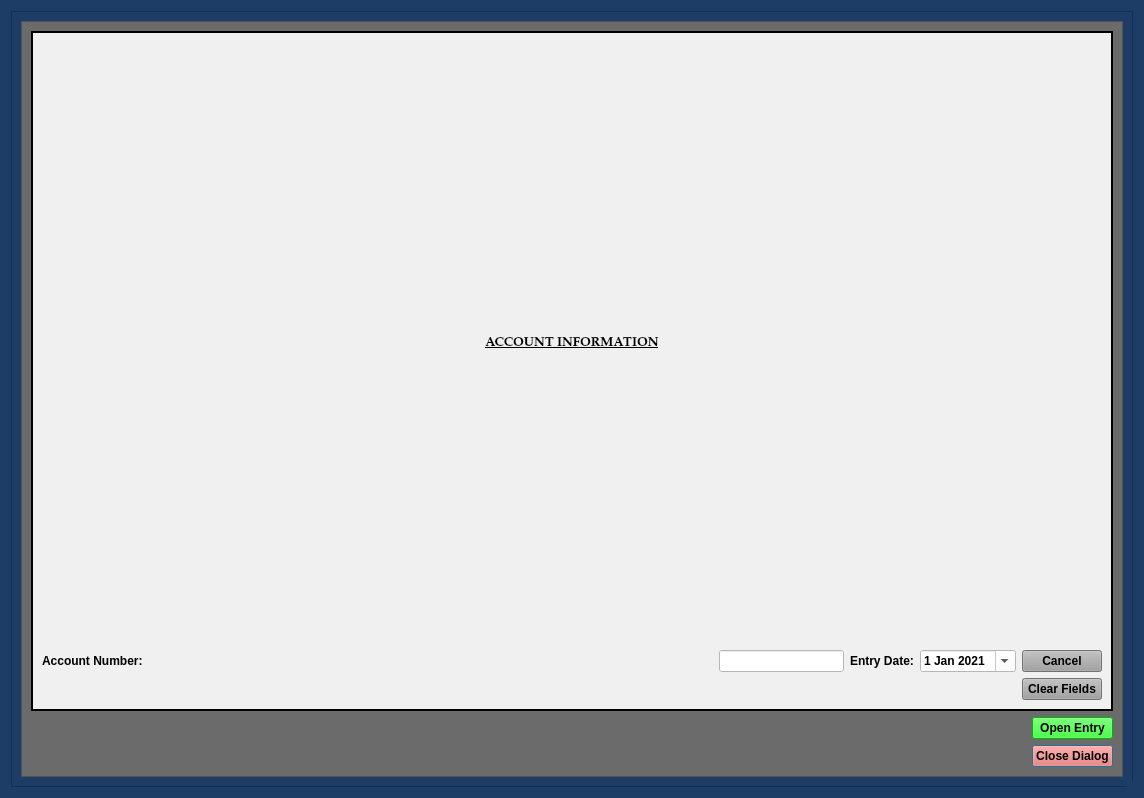
Old version of the form munientry/views/ui/AdminFiscalDialog.ui in the repository HunterProgram22/MuniEntry.
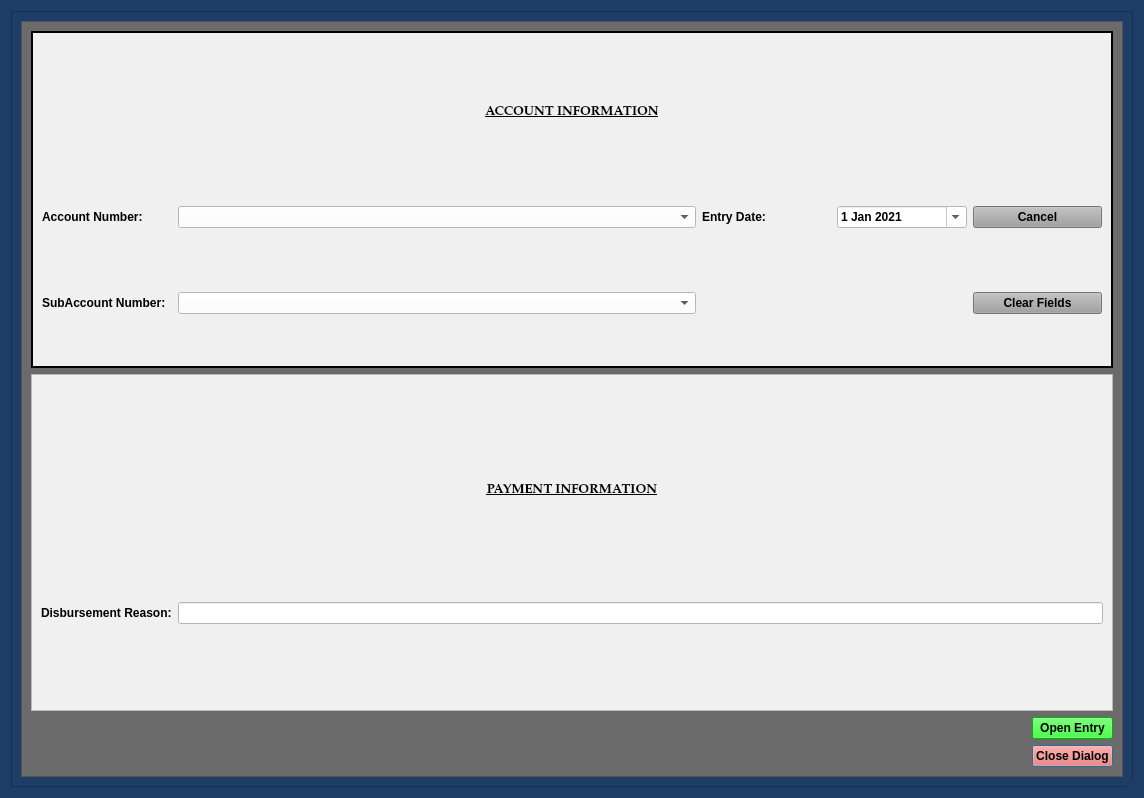
New version of the form. Custom widgets are drawn as their Qt base class.

Commit message: Adding and wiring up more admin fiscal functions.

The edit to the form file:
```diff
--- a/munientry/views/ui/AdminFiscalDialog.ui
+++ b/munientry/views/ui/AdminFiscalDialog.ui
@@ -214,7 +214,10 @@
             <property name="lineWidth">
              <number>2</number>
             </property>
-            <layout class="QGridLayout" name="gridLayout" columnstretch="1,0,0,0,0">
+            <layout class="QGridLayout" name="gridLayout" columnstretch="1,4,1,1,1">
+             <property name="verticalSpacing">
+              <number>24</number>
+             </property>
              <item row="2" column="4">
               <widget class="QPushButton" name="clear_fields_case_Button">
                <property name="focusPolicy">
@@ -235,19 +238,6 @@
                </property>
               </widget>
              </item>
-             <item row="1" column="1">
-              <widget class="QLineEdit" name="case_number_lineEdit">
-               <property name="maximumSize">
-                <size>
-                 <width>500</width>
-                 <height>16777215</height>
-                </size>
-               </property>
-               <property name="styleSheet">
-                <string notr="true">background-color: rgb(255, 255, 255);</string>
-               </property>
-              </widget>
-             </item>
              <item row="1" column="0">
               <widget class="QLabel" name="label_3">
                <property name="text">
@@ -298,6 +288,12 @@
              </item>
              <item row="0" column="0" colspan="5">
               <widget class="QLabel" name="label_6">
+               <property name="maximumSize">
+                <size>
+                 <width>16777215</width>
+                 <height>60</height>
+                </size>
+               </property>
                <property name="font">
                 <font>
                  <family>Palatino Linotype</family>
@@ -316,6 +312,87 @@
                </property>
               </widget>
              </item>
+             <item row="2" column="0">
+              <widget class="QLabel" name="label">
+               <property name="text">
+                <string>SubAccount Number:</string>
+               </property>
+              </widget>
+             </item>
+             <item row="1" column="1">
+              <widget class="QComboBox" name="account_number_box">
+               <property name="styleSheet">
+                <string notr="true">background-color: rgb(255, 255, 255);</string>
+               </property>
+               <item>
+                <property name="text">
+                 <string/>
+                </property>
+               </item>
+               <item>
+                <property name="text">
+                 <string>Indigent Alcohol Monitoring - 24115000</string>
+                </property>
+               </item>
+               <item>
+                <property name="text">
+                 <string>Indigent Alcohol Treatment - 25115000</string>
+                </property>
+               </item>
+               <item>
+                <property name="text">
+                 <string>Computer Legal Research - 25615000</string>
+                </property>
+               </item>
+               <item>
+                <property name="text">
+                 <string>Special Projects - 25715000</string>
+                </property>
+               </item>
+               <item>
+                <property name="text">
+                 <string>Probation - 25915000</string>
+                </property>
+               </item>
+              </widget>
+             </item>
+             <item row="2" column="1">
+              <widget class="QComboBox" name="subaccount_number_box">
+               <property name="styleSheet">
+                <string notr="true">background-color: rgb(255, 255, 255);</string>
+               </property>
+               <item>
+                <property name="text">
+                 <string/>
+                </property>
+               </item>
+               <item>
+                <property name="text">
+                 <string>Data Processing - 522200</string>
+                </property>
+               </item>
+               <item>
+                <property name="text">
+                 <string>Professional Services - 523100</string>
+                </property>
+               </item>
+               <item>
+                <property name="text">
+                 <string>IDAM - 523160</string>
+                </property>
+               </item>
+               <item>
+                <property name="text">
+                 <string>Operating Supplies - 533000</string>
+                </property>
+               </item>
+               <item>
+                <property name="text">
+                 <string>Capital Outlay - 550300</string>
+                </property>
+               </item>
+              </widget>
+             </item>
             </layout>
            </widget>
           </item>
@@ -334,6 +411,61 @@
             </property>
            </widget>
           </item>
+          <item row="1" column="0" colspan="2">
+           <widget class="QFrame" name="frame">
+            <property name="styleSheet">
+             <string notr="true">background-color: rgb(240, 240, 240);</string>
+            </property>
+            <property name="frameShape">
+             <enum>QFrame::StyledPanel</enum>
+            </property>
+            <property name="frameShadow">
+             <enum>QFrame::Raised</enum>
+            </property>
+            <layout class="QGridLayout" name="gridLayout_3">
+             <item row="0" column="0" colspan="2">
+              <widget class="QLabel" name="label_7">
+               <property name="maximumSize">
+                <size>
+                 <width>16777215</width>
+                 <height>60</height>
+                </size>
+               </property>
+               <property name="font">
+                <font>
+                 <family>Palatino Linotype</family>
+                 <pointsize>10</pointsize>
+                 <weight>75</weight>
+                 <italic>false</italic>
+                 <bold>true</bold>
+                 <underline>true</underline>
+                </font>
+               </property>
+               <property name="text">
+                <string>PAYMENT INFORMATION</string>
+               </property>
+               <property name="alignment">
+                <set>Qt::AlignCenter</set>
+               </property>
+              </widget>
+             </item>
+             <item row="1" column="0">
+              <widget class="QLabel" name="label_2">
+               <property name="text">
+                <string>Disbursement Reason:</string>
+               </property>
+              </widget>
+             </item>
+             <item row="1" column="1">
+              <widget class="QLineEdit" name="disbursement_reason_lineEdit">
+               <property name="styleSheet">
+                <string notr="true">background-color: rgb(255, 255, 255);</string>
+               </property>
+              </widget>
+             </item>
+            </layout>
+           </widget>
+          </item>
          </layout>
         </widget>
        </widget>
```
Left out of the diff: 1 changed line with no effect on the pictures. The commit also changes 6 other files.
